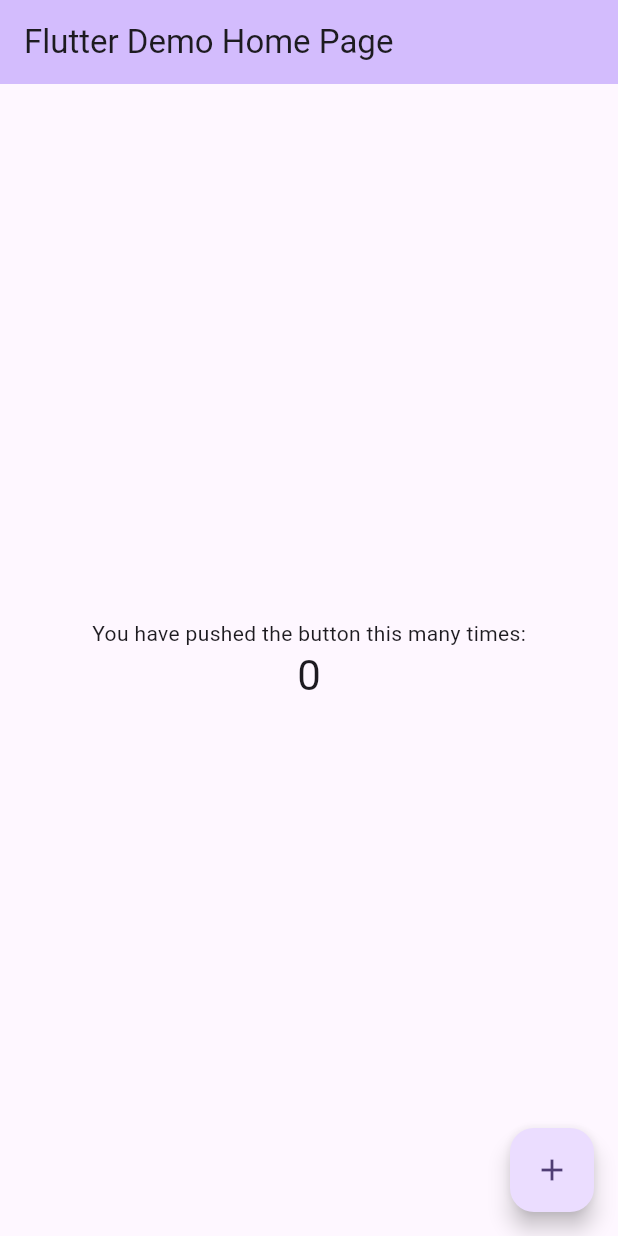
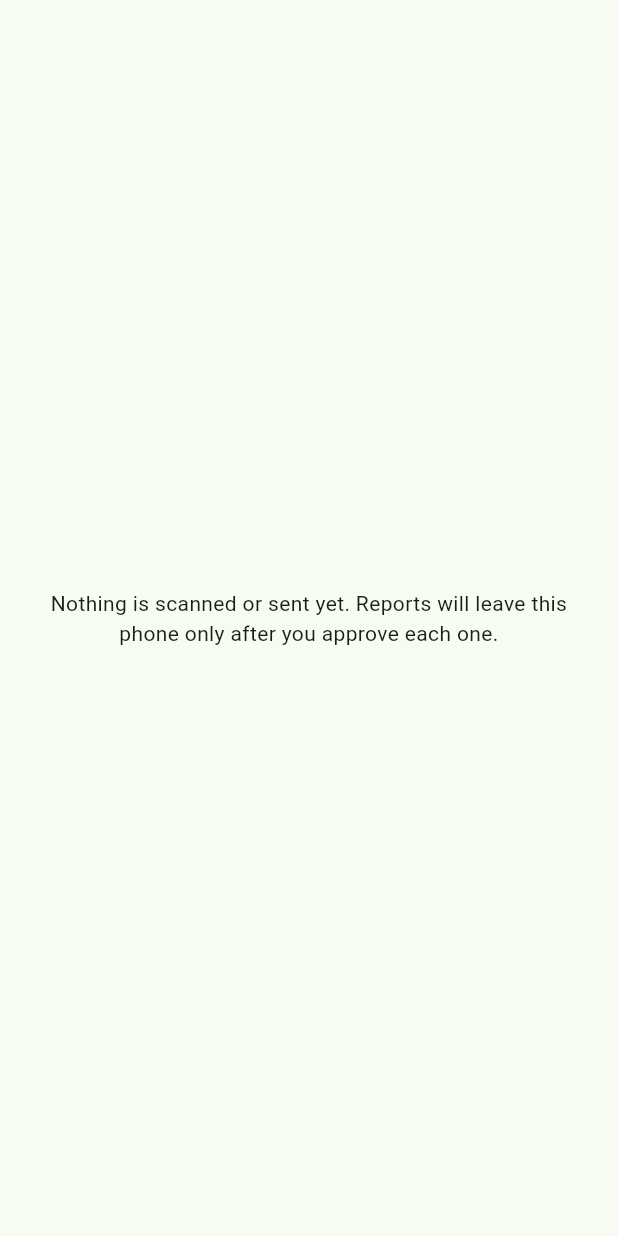
Before and after one commit to gardner/weedz, a Flutter app: the screen it shows after launch, on a phone screen of 412 x 824 dp. Run offline on Flutter 3.47's test engine with Material 3 defaults, Android fonts, the phone set to English and light mode, and no system bars; our stand-ins replace material_ui.

Commit message:
Model the device report and its approval in pure Dart, with a CI job (#50)
Green step: lib/domain/report.dart builds the #57 schema v1 report and
refuses at construction what the server refuses (taxon, score range,
coordinate and accuracy ranges, token patterns, licence and image consent
pairing, credit length, base64 crop). lib/domain/approval.dart is the
report's life on the phone: only an approved report yields an Upload, any
edit undoes approval, declining is final, and a failed send keeps the
same device-chosen UUID so a retry is idempotent on the server.

The domain imports only package:meta, so its tests need no device. The
template's counter demo gives way to a shell screen, cupertino_icons and
flutter_lints are dropped (very_good_analysis replaces the latter), and
the app version starts at 0.1.0+1.

The Mobile Quality workflow runs the file-length check on Dart source,
dart format, flutter analyze --fatal-infos and flutter test on Flutter
3.50.0 when mobile/ changes.

Claude-Session: https://claude.ai/code/session_0144kheeipJaXh2i549WJtwu

```diff
--- a/mobile/lib/main.dart
+++ b/mobile/lib/main.dart
@@ -1,121 +1,32 @@
 import 'package:material_ui/material_ui.dart';
 
 void main() {
-  runApp(const MyApp());
+  runApp(const WeedzApp());
 }
 
-class MyApp extends StatelessWidget {
-  const MyApp({super.key});
+/// The app shell. Scanning, approval and sending arrive with #53–#57; see
+/// docs/mobile.md for the architecture.
+class WeedzApp extends StatelessWidget {
+  const new({super.key});
 
-  // This widget is the root of your application.
   @override
   Widget build(BuildContext context) {
     return MaterialApp(
-      title: 'Flutter Demo',
-      theme: ThemeData(
-        // This is the theme of your application.
-        //
-        // TRY THIS: Try running your application with "flutter run". You'll see
-        // the application has a purple toolbar. Then, without quitting the app,
-        // try changing the seedColor in the colorScheme below to Colors.green
-        // and then invoke "hot reload" (save your changes or press the "hot
-        // reload" button in a Flutter-supported IDE, or press "r" if you used
-        // the command line to start the app).
-        //
-        // Notice that the counter didn't reset back to zero; the application
-        // state is not lost during the reload. To reset the state, use hot
-        // restart instead.
-        //
-        // This works for code too, not just values: Most code changes can be
-        // tested with just a hot reload.
-        colorScheme: .fromSeed(seedColor: Colors.deepPurple),
-      ),
-      home: const MyHomePage(title: 'Flutter Demo Home Page'),
-    );
-  }
-}
-
-class MyHomePage extends StatefulWidget {
-  const MyHomePage({super.key, required this.title});
-
-  // This widget is the home page of your application. It is stateful, meaning
-  // that it has a State object (defined below) that contains fields that affect
-  // how it looks.
-
-  // This class is the configuration for the state. It holds the values (in this
-  // case the title) provided by the parent (in this case the App widget) and
-  // used by the build method of the State. Fields in a Widget subclass are
-  // always marked "final".
-
-  final String title;
-
-  @override
-  State<MyHomePage> createState() => _MyHomePageState();
-}
-
-class _MyHomePageState extends State<MyHomePage> {
-  int _counter = 0;
-
-  void _incrementCounter() {
-    setState(() {
-      // This call to setState tells the Flutter framework that something has
-      // changed in this State, which causes it to rerun the build method below
-      // so that the display can reflect the updated values. If we changed
-      // _counter without calling setState(), then the build method would not be
-      // called again, and so nothing would appear to happen.
-      _counter++;
-    });
-  }
-
-  @override
-  Widget build(BuildContext context) {
-    // This method is rerun every time setState is called, for instance as done
-    // by the _incrementCounter method above.
-    //
-    // The Flutter framework has been optimized to make rerunning build methods
-    // fast, so that you can just rebuild anything that needs updating rather
-    // than having to individually change instances of widgets.
-    return Scaffold(
-      appBar: AppBar(
-        // TRY THIS: Try changing the color here to a specific color (to
-        // Colors.amber, perhaps?) and trigger a hot reload to see the AppBar
-        // change color while the other colors stay the same.
-        backgroundColor: Theme.of(context).colorScheme.inversePrimary,
-        // Here we take the value from the MyHomePage object that was created by
-        // the App.build method, and use it to set our appbar title.
-        title: Text(widget.title),
-      ),
-      body: Center(
-        // Center is a layout widget. It takes a single child and positions it
-        // in the middle of the parent.
-        child: Column(
-          // Column is also a layout widget. It takes a list of children and
-          // arranges them vertically. By default, it sizes itself to fit its
-          // children horizontally, and tries to be as tall as its parent.
-          //
-          // Column has various properties to control how it sizes itself and
-          // how it positions its children. Here we use mainAxisAlignment to
-          // center the children vertically; the main axis here is the vertical
-          // axis because Columns are vertical (the cross axis would be
-          // horizontal).
-          //
-          // TRY THIS: Invoke "debug painting" (choose the "Toggle Debug Paint"
-          // action in the IDE, or press "p" in the console), to see the
-          // wireframe for each widget.
-          mainAxisAlignment: .center,
-          children: [
-            const Text('You have pushed the button this many times:'),
-            Text(
-              '$_counter',
-              style: Theme.of(context).textTheme.headlineMedium,
+      title: 'Weedz',
+      theme: ThemeData(colorSchemeSeed: Colors.green),
+      home: const Scaffold(
+        body: SafeArea(
+          child: Center(
+            child: Padding(
+              padding: EdgeInsets.all(24),
+              child: Text(
+                'Nothing is scanned or sent yet. Reports will leave this '
+                'phone only after you approve each one.',
+                textAlign: TextAlign.center,
+              ),
             ),
-          ],
+          ),
         ),
-      ),
-      floatingActionButton: FloatingActionButton(
-        onPressed: _incrementCounter,
-        tooltip: 'Increment',
-        child: const Icon(Icons.add),
       ),
     );
   }
```
Also changed, not shown: mobile/lib/domain/approval.dart (added, +115 -0 lines), mobile/lib/domain/report.dart (added, +331 -0 lines), mobile/pubspec.yaml (+2 -12 lines), mobile/pubspec.lock, 5 other files.
